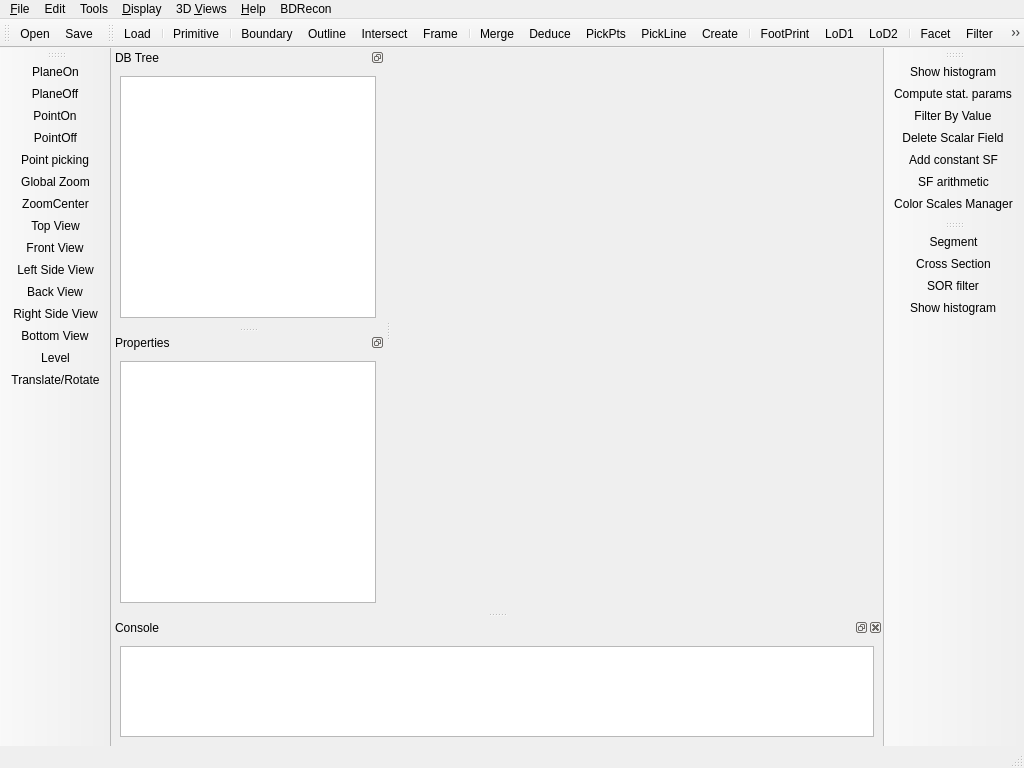
The window that qCC/ui_templates/mainWindow.ui (CloudCompare/CloudCompare) describes before a commit, drawn with Qt 5.
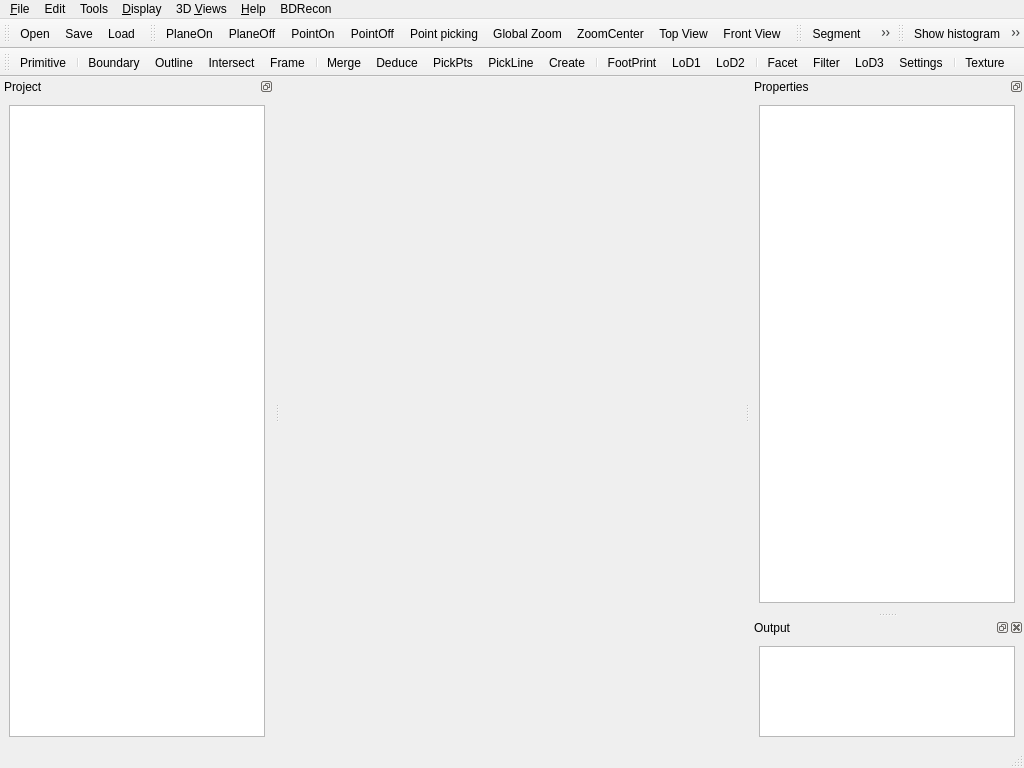
The same window after the commit. Icons and pictures are not drawn. Custom widgets are drawn as their Qt base class.

```diff
--- a/qCC/ui_templates/mainWindow.ui
+++ b/qCC/ui_templates/mainWindow.ui
@@ -576,7 +576,7 @@
     <set>QDockWidget::DockWidgetFloatable|QDockWidget::DockWidgetMovable</set>
    </property>
    <property name="windowTitle">
-    <string>DB Tree</string>
+    <string>Project</string>
    </property>
    <attribute name="dockWidgetArea">
     <number>1</number>
@@ -627,7 +627,85 @@
     </layout>
    </widget>
   </widget>
-  <widget class="QStatusBar" name="statusBar"/>
+  <widget class="QStatusBar" name="statusBar"/>  
+  <widget class="QToolBar" name="toolBarMainTools">
+   <property name="windowTitle">
+    <string>Main tools</string>
+   </property>
+   <property name="toolTip">
+    <string>Main tools</string>
+   </property>
+   <property name="autoFillBackground">
+    <bool>false</bool>
+   </property>
+   <property name="toolButtonStyle">
+    <enum>Qt::ToolButtonIconOnly</enum>
+   </property>
+   <attribute name="toolBarArea">
+    <enum>TopToolBarArea</enum>
+   </attribute>
+   <attribute name="toolBarBreak">
+    <bool>false</bool>
+   </attribute>
+   <addaction name="actionOpen"/>
+   <addaction name="actionSave"/>
+   <addaction name="actionBDProjectLoad"/>
+  </widget>
+  <widget class="QDockWidget" name="DockableProperties">
+   <property name="minimumSize">
+    <size>
+     <width>109</width>
+     <height>135</height>
+    </size>
+   </property>
+   <property name="floating">
+    <bool>false</bool>
+   </property>
+   <property name="features">
+    <set>QDockWidget::DockWidgetFloatable|QDockWidget::DockWidgetMovable</set>
+   </property>
+   <property name="windowTitle">
+    <string>Properties</string>
+   </property>
+   <attribute name="dockWidgetArea">
+    <number>2</number>
+   </attribute>
+   <widget class="QWidget" name="dockWidgetContents_4">
+    <layout class="QVBoxLayout">
+     <item>
+      <widget class="QTreeView" name="propertiesTreeView">
+       <property name="editTriggers">
+        <set>QAbstractItemView::NoEditTriggers</set>
+       </property>
+       <property name="showDropIndicator" stdset="0">
+        <bool>false</bool>
+       </property>
+       <property name="alternatingRowColors">
+        <bool>true</bool>
+       </property>
+       <property name="selectionMode">
+        <enum>QAbstractItemView::NoSelection</enum>
+       </property>
+       <property name="rootIsDecorated">
+        <bool>false</bool>
+       </property>
+       <property name="itemsExpandable">
+        <bool>false</bool>
+       </property>
+       <property name="allColumnsShowFocus">
+        <bool>true</bool>
+       </property>
+       <property name="expandsOnDoubleClick">
+        <bool>false</bool>
+       </property>
+       <attribute name="headerDefaultSectionSize">
+        <number>200</number>
+       </attribute>
+      </widget>
+     </item>
+    </layout>
+   </widget>
+  </widget> 
   <widget class="QDockWidget" name="DockableConsole">
    <property name="sizePolicy">
     <sizepolicy hsizetype="Ignored" vsizetype="Maximum">
@@ -654,10 +732,10 @@
     <set>Qt::BottomDockWidgetArea</set>
    </property>
    <property name="windowTitle">
-    <string>Console</string>
+    <string>Output</string>
    </property>
    <attribute name="dockWidgetArea">
-    <number>8</number>
+    <number>2</number>
    </attribute>
    <widget class="QWidget" name="dockWidgetContents_2">
     <layout class="QVBoxLayout">
@@ -691,83 +769,67 @@
      </item>
     </layout>
    </widget>
-  </widget>
-  <widget class="QToolBar" name="toolBarMainTools">
+  </widget> 
+  <widget class="QToolBar" name="toolBarView">
    <property name="windowTitle">
     <string>Main tools</string>
    </property>
    <property name="toolTip">
     <string>Main tools</string>
    </property>
-   <property name="autoFillBackground">
+   <attribute name="toolBarArea">
+    <enum>TopToolBarArea</enum>
+   </attribute>
+   <attribute name="toolBarBreak">
     <bool>false</bool>
+   </attribute>
+   <addaction name="actionBDDisplayPlaneOn"/>
+   <addaction name="actionBDDisplayPlaneOff"/>
+   <addaction name="actionBDDisplayPointOn"/>
+   <addaction name="actionBDDisplayPointOff"/>
+   <addaction name="actionPointPicking"/>
+   <addaction name="actionGlobalZoom"/>
+   <addaction name="actionZoomAndCenter"/>
+   <addaction name="actionSetViewTop"/>
+   <addaction name="actionSetViewFront"/>
+  </widget>
+  <widget class="QToolBar" name="toolBarEditor">
+   <property name="windowTitle">
+    <string>toolBar</string>
    </property>
-   <property name="toolButtonStyle">
-    <enum>Qt::ToolButtonTextUnderIcon</enum>
-   </property>
    <attribute name="toolBarArea">
     <enum>TopToolBarArea</enum>
    </attribute>
    <attribute name="toolBarBreak">
     <bool>false</bool>
    </attribute>
-   <addaction name="actionOpen"/>
-   <addaction name="actionSave"/>
+   <addaction name="actionSegment"/>
+   <addaction name="actionCrossSection"/>
+   <addaction name="actionSORFilter"/>
   </widget>
-  <widget class="QDockWidget" name="DockableProperties">
-   <property name="minimumSize">
-    <size>
-     <width>109</width>
-     <height>135</height>
-    </size>
+  <widget class="QToolBar" name="toolBarSFTools">
+   <property name="enabled">
+    <bool>true</bool>
    </property>
-   <property name="floating">
-    <bool>false</bool>
-   </property>
-   <property name="features">
-    <set>QDockWidget::DockWidgetFloatable|QDockWidget::DockWidgetMovable</set>
-   </property>
    <property name="windowTitle">
-    <string>Properties</string>
+    <string>Scalar field tools</string>
    </property>
-   <attribute name="dockWidgetArea">
-    <number>1</number>
+   <property name="toolTip">
+    <string>Scalar field tools</string>
+   </property>
+   <attribute name="toolBarArea">
+    <enum>TopToolBarArea</enum>
    </attribute>
-   <widget class="QWidget" name="dockWidgetContents_4">
-    <layout class="QVBoxLayout">
-     <item>
-      <widget class="QTreeView" name="propertiesTreeView">
-       <property name="editTriggers">
-        <set>QAbstractItemView::NoEditTriggers</set>
-       </property>
-       <property name="showDropIndicator" stdset="0">
-        <bool>false</bool>
-       </property>
-       <property name="alternatingRowColors">
-        <bool>true</bool>
-       </property>
-       <property name="selectionMode">
-        <enum>QAbstractItemView::NoSelection</enum>
-       </property>
-       <property name="rootIsDecorated">
-        <bool>false</bool>
-       </property>
-       <property name="itemsExpandable">
-        <bool>false</bool>
-       </property>
-       <property name="allColumnsShowFocus">
-        <bool>true</bool>
-       </property>
-       <property name="expandsOnDoubleClick">
-        <bool>false</bool>
-       </property>
-       <attribute name="headerDefaultSectionSize">
-        <number>200</number>
-       </attribute>
-      </widget>
-     </item>
-    </layout>
-   </widget>
+   <attribute name="toolBarBreak">
+    <bool>false</bool>
+   </attribute>
+   <addaction name="actionShowHistogram"/>
+   <addaction name="actionComputeStatParams"/>
+   <addaction name="actionFilterByValue"/>
+   <addaction name="actionDeleteScalarField"/>
+   <addaction name="actionAddConstantSF"/>
+   <addaction name="actionScalarFieldArithmetic"/>
+   <addaction name="actionOpenColorScalesManager"/>
   </widget>
   <widget class="QToolBar" name="toolBarBDRecon">
    <property name="windowTitle">
@@ -780,10 +842,8 @@
     <enum>TopToolBarArea</enum>
    </attribute>
    <attribute name="toolBarBreak">
-    <bool>false</bool>
+    <bool>true</bool>
    </attribute>
-   <addaction name="actionBDProjectLoad"/>
-   <addaction name="separator"/>
    <addaction name="actionBDPlaneSegmentation"/>
    <addaction name="separator"/>
    <addaction name="actionBDPrimBoundary"/>
@@ -808,74 +868,6 @@
    <addaction name="separator"/>
    <addaction name="actionBDTextureMapping"/>
   </widget>
-  <widget class="QToolBar" name="toolBarView">
-   <property name="windowTitle">
-    <string>Viewing tools</string>
-   </property>
-   <property name="toolTip">
-    <string>Viewing tools</string>
-   </property>
-   <attribute name="toolBarArea">
-    <enum>LeftToolBarArea</enum>
-   </attribute>
-   <attribute name="toolBarBreak">
-    <bool>false</bool>
-   </attribute>
-   <addaction name="actionBDDisplayPlaneOn"/>
-   <addaction name="actionBDDisplayPlaneOff"/>
-   <addaction name="actionBDDisplayPointOn"/>
-   <addaction name="actionBDDisplayPointOff"/>
-   <addaction name="actionPointPicking"/>
-   <addaction name="actionGlobalZoom"/>
-   <addaction name="actionZoomAndCenter"/>
-   <addaction name="actionSetViewTop"/>
-   <addaction name="actionSetViewFront"/>
-   <addaction name="actionSetViewLeft"/>
-   <addaction name="actionSetViewBack"/>
-   <addaction name="actionSetViewRight"/>
-   <addaction name="actionSetViewBottom"/>
-   <addaction name="actionLevel"/>
-   <addaction name="actionTranslateRotate"/>
-  </widget>
-  <widget class="QToolBar" name="toolBarSFTools">
-   <property name="enabled">
-    <bool>true</bool>
-   </property>
-   <property name="windowTitle">
-    <string>Scalar field tools</string>
-   </property>
-   <property name="toolTip">
-    <string>Scalar field tools</string>
-   </property>
-   <attribute name="toolBarArea">
-    <enum>RightToolBarArea</enum>
-   </attribute>
-   <attribute name="toolBarBreak">
-    <bool>false</bool>
-   </attribute>
-   <addaction name="actionShowHistogram"/>
-   <addaction name="actionComputeStatParams"/>
-   <addaction name="actionFilterByValue"/>
-   <addaction name="actionDeleteScalarField"/>
-   <addaction name="actionAddConstantSF"/>
-   <addaction name="actionScalarFieldArithmetic"/>
-   <addaction name="actionOpenColorScalesManager"/>
-  </widget>
-  <widget class="QToolBar" name="toolBarEditor">
-   <property name="windowTitle">
-    <string>toolBar</string>
-   </property>
-   <attribute name="toolBarArea">
-    <enum>RightToolBarArea</enum>
-   </attribute>
-   <attribute name="toolBarBreak">
-    <bool>false</bool>
-   </attribute>
-   <addaction name="actionSegment"/>
-   <addaction name="actionCrossSection"/>
-   <addaction name="actionSORFilter"/>
-   <addaction name="actionShowHistogram"/>
-  </widget>
   <action name="actionOpen">
    <property name="icon">
     <iconset resource="../icones.qrc">
```
Left out of the diff: 24 changed lines with no effect on the pictures.
